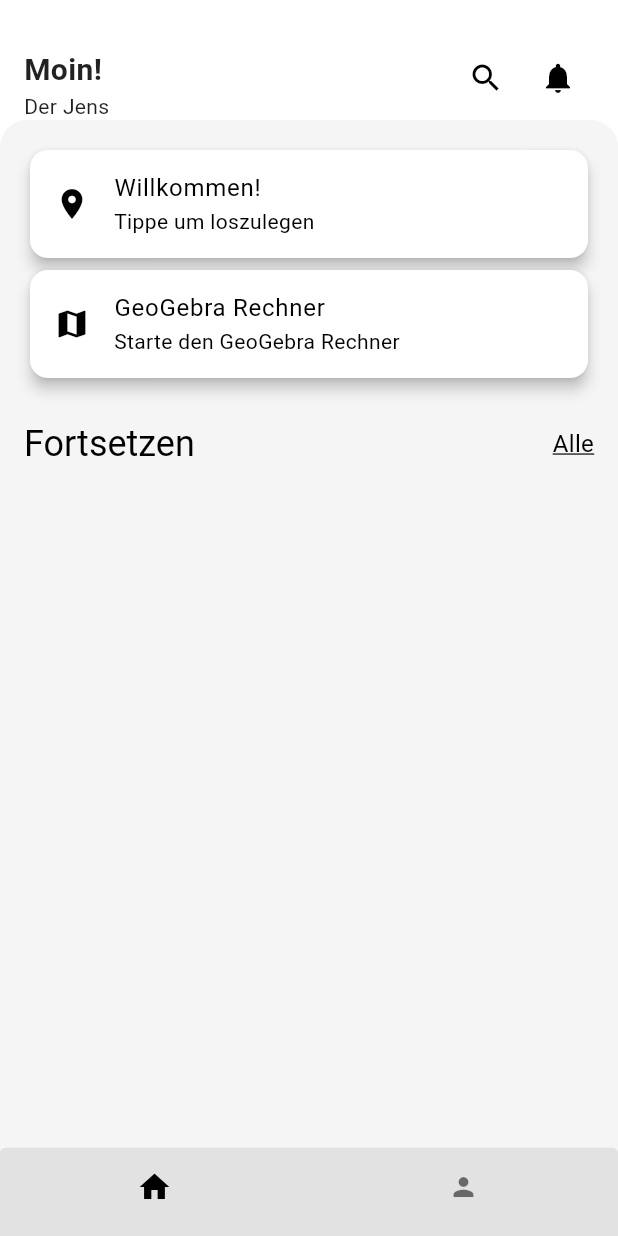
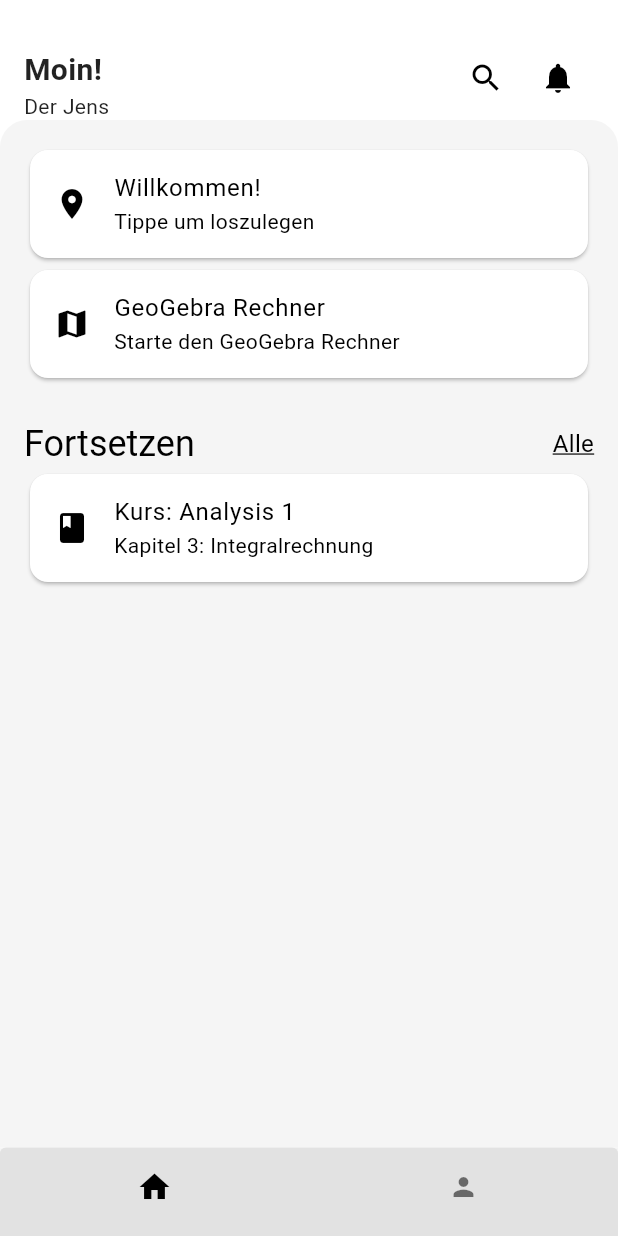
Before and after one commit to Theodor-Litt-Schule-Neumunster/geozebra, a Flutter app: the screen it shows after launch, on a phone screen of 412 x 824 dp. Run offline on Flutter 3.47's test engine with Material 3 defaults, Android fonts, the light colour scheme and no system bars; our stand-ins replace shared_preferences, webview_flutter.

Commit message:
Refactor home screen layout; update card elevation and integrate ScreenCard widget; enhance theme colors and add new lessons to JSON data

```diff
--- a/lib/cards/home_card.dart
+++ b/lib/cards/home_card.dart
@@ -17,7 +17,7 @@ class ScreenCard extends StatelessWidget {
   @override
   Widget build(BuildContext context) {
     return Card(
-      elevation: 4,
+      elevation: 1,
       shape: RoundedRectangleBorder(
         borderRadius: BorderRadius.circular(12),
       ),
--- a/lib/screens/home_screen.dart
+++ b/lib/screens/home_screen.dart
@@ -3,7 +3,7 @@ import 'package:flutter/material.dart';
 
 import 'package:geozebra_app/services/settings_service.dart';
 import 'package:geozebra_app/widgets/bottombar_widget.dart';
-// import "package:geozebra_app/widgets/card_widget.dart";
+import 'package:geozebra_app/cards/home_card.dart';
 import 'search_screen.dart';
 import 'notification_screen.dart';
 import 'rechner_screen.dart';
@@ -116,35 +116,18 @@ class _HomeScreenState extends State<HomeScreen> {
             child: Column(
               crossAxisAlignment: CrossAxisAlignment.start,
               children: [
-                Card(
-                  elevation: 4,
-                  shape: RoundedRectangleBorder(
-                    borderRadius: BorderRadius.circular(12),
-                  ),
-                  child: ListTile(
-                    leading: Icon(
-                      Icons.location_on,
-                      color: Theme.of(context).colorScheme.onPrimary,
-                    ),
-                    title: const Text('Willkommen!'),
-                    subtitle: const Text('Tippe um loszulegen'),
+                ScreenCard(
+                  iconData: Icons.location_on,
+                  title: "Willkommen!",
+                  subtitle: "Tippe um loszulegen",
                   onTap: () {
                     // Handle card tap
                   },
                 ),
-                ),
-                Card(
-                  elevation: 4,
-                  shape: RoundedRectangleBorder(
-                    borderRadius: BorderRadius.circular(12),
-                  ),
-                  child: ListTile(
-                    leading: Icon(
-                      Icons.map,
-                      color: Theme.of(context).colorScheme.onPrimary,
-                    ),
-                    title: const Text('GeoGebra Rechner'),
-                    subtitle: const Text('Starte den GeoGebra Rechner'),
+                ScreenCard(
+                  iconData: Icons.map,
+                  title: "GeoGebra Rechner",
+                  subtitle: "Starte den GeoGebra Rechner",
                   onTap: () {
                     Navigator.push(
                       context,
@@ -154,9 +137,6 @@ class _HomeScreenState extends State<HomeScreen> {
                     );
                   },
                 ),
-                ),
-
-
                 const SizedBox(height: 24),
                 Row(
                   mainAxisAlignment: MainAxisAlignment.spaceBetween,
@@ -180,6 +160,16 @@ class _HomeScreenState extends State<HomeScreen> {
                     ),
                   ],
                 ),
+                ScreenCard(
+                  iconData: Icons.book,
+                  title: 'Kurs: Analysis 1',
+                  subtitle: 'Kapitel 3: Integralrechnung',
+                  onTap: () {
+                    // Handle tap
+                  },
+                ),
+
+
               ],
             ),
           ),
--- a/lib/themes/dark_theme.dart
+++ b/lib/themes/dark_theme.dart
@@ -96,8 +96,8 @@ class DarkTheme {
 
       extensions: [
         const TaskColors(
-          uncompletedTask: Color(0xFF4CAF50),
-          completedTask: Color(0xFF424242),
+          uncompletedTask: Color.fromARGB(255, 36, 36, 36),
+          completedTask: Color.fromARGB(255, 50, 58, 48),
         ),
       ],
     );
--- a/lib/themes/light_theme.dart
+++ b/lib/themes/light_theme.dart
@@ -90,8 +90,8 @@ class LightTheme {
 
       extensions: [
         const TaskColors(
-          uncompletedTask: Color(0xFFC8E6C9),
-          completedTask: Color(0xFFEEEEEE),
+          uncompletedTask: Color.fromARGB(255, 212, 212, 212),
+          completedTask: Color.fromARGB(255, 194, 224, 185),
         ),
       ],
     );
```
Also changed, not shown: assets/classes/basic_geogebra.json (+24 -0 lines), lib/models/class_model.dart (+11 -3 lines), lib/screens/class_screen.dart (+113 -23 lines), lib/screens/lesson_screen.dart (+49 -8 lines), lib/screens/search_screen.dart (+40 -20 lines), lib/services/lessons_service.dart (+34 -24 lines). Lines whose indentation alone changed are shown as unchanged.
